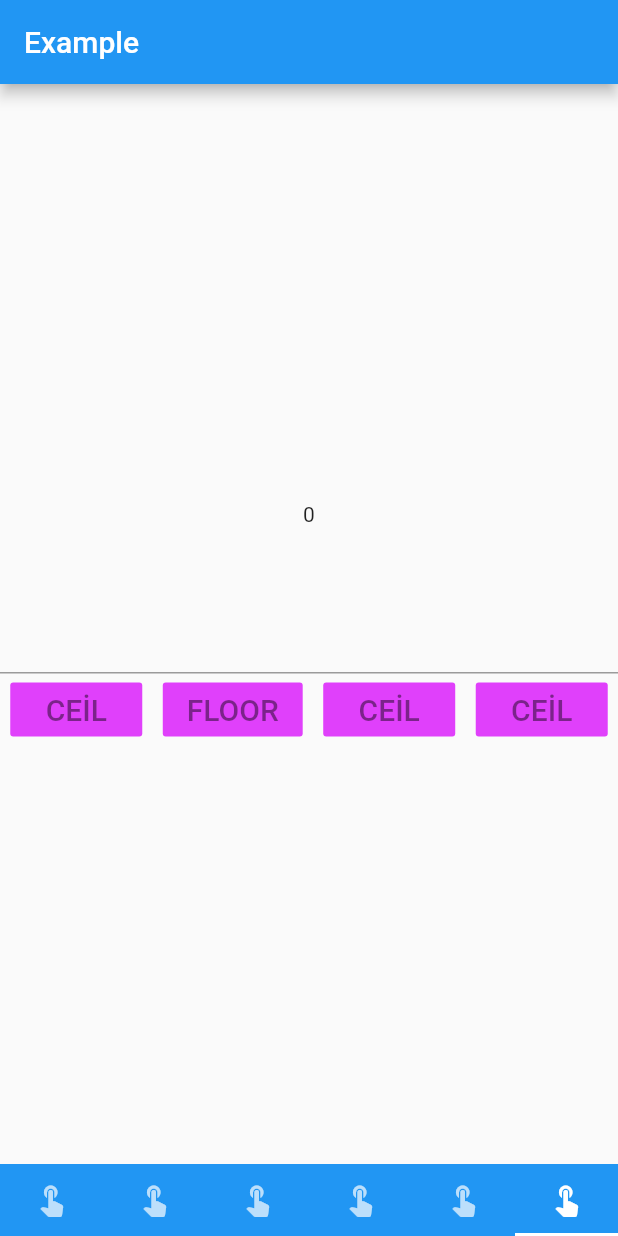
After one commit to mehmettek/TabBar-examples, a Flutter app: the screen it shows after launch, tab 6 chosen, after a tap on "CEİL", on a phone screen of 412 x 824 dp. The commit adds this screen. Run offline on Flutter 3.47's test engine with Material 2 defaults, Android fonts, the phone set to English and light mode, and no system bars.

Commit message:
30.10.2019

```diff
--- a/lib/main.dart
+++ b/lib/main.dart
@@ -3,6 +3,7 @@ import 'package:orn_1/alertdialogandsnackbar.dart';
 import 'package:orn_1/denklemhesapla.dart';
 import 'package:orn_1/dropdownandimage.dart';
 import 'package:orn_1/myhomepage.dart';
+import 'package:orn_1/numerical_methods.dart';
 import 'package:orn_1/textediting.dart';
 
 void main() => runApp(MyApp());
@@ -59,7 +60,7 @@ class _MyHomePageState extends State<MyHomePage>  with SingleTickerProviderState
           DropDownAndImage(),
           Denklem(),
           DialogWidget(),
-          Page1(),
+          NumericalMethods(),
         ],
         controller: controller,
       ),
--- /dev/null
+++ b/lib/numerical_methods.dart
@@ -0,0 +1,91 @@
+import 'package:flutter/material.dart';
+
+class NumericalMethods extends StatefulWidget {
+  NumericalMethods({Key key}) : super(key: key);
+
+  @override
+  _NumericalMethodsState createState() => _NumericalMethodsState();
+}
+
+class _NumericalMethodsState extends State<NumericalMethods> {
+  TextEditingController controller = new TextEditingController();
+  @override
+  void dispose() {
+    controller.dispose();
+    super.dispose();
+  }
+  ceil(num value){
+    setState(() {
+      number=value.ceil();
+    });
+  }
+  floor(num value){
+    setState(() {
+      number=value.floor();
+    });
+  }
+  num number = 0;
+  @override
+  Widget build(BuildContext context) {
+    return Container(
+      child: Center(
+        child: Column(
+          mainAxisAlignment: MainAxisAlignment.center,
+          children: <Widget>[
+            Wrap(
+              children: <Widget>[
+                Text(number.toString()),
+              ],
+            ),
+            SizedBox(height: 50.0),
+            TextField(
+              controller: controller,
+              onSubmitted: (value) {
+                number = num.parse(value);
+              },
+            ),
+            Row(
+              mainAxisAlignment: MainAxisAlignment.spaceAround,
+              crossAxisAlignment: CrossAxisAlignment.center,
+              children: <Widget>[
+                FlatButton(
+                  color: Colors.purpleAccent,
+                  child: new Text(
+                    "CEİL",
+                    style: TextStyle(fontSize: 20.0, color: Colors.black45),
+                  ),
+                  onPressed: () =>ceil(number),
+                ),
+
+                FlatButton(
+                  color: Colors.purpleAccent,
+                  child: new Text(
+                    "FLOOR",
+                    style: TextStyle(fontSize: 20.0, color: Colors.black45),
+                  ),
+                  onPressed: () =>floor(number),
+                ),
+                FlatButton(
+                  color: Colors.purpleAccent,
+                  child: new Text(
+                    "CEİL",
+                    style: TextStyle(fontSize: 20.0, color: Colors.black45),
+                  ),
+                  onPressed: () {},
+                ),
+                FlatButton(
+                  color: Colors.purpleAccent,
+                  child: new Text(
+                    "CEİL",
+                    style: TextStyle(fontSize: 20.0, color: Colors.black45),
+                  ),
+                  onPressed: () {},
+                ),
+              ],
+            ),
+          ],
+        ),
+      ),
+    );
+  }
+}
```
Also changed, not shown: pubspec.lock, 1 other file.
